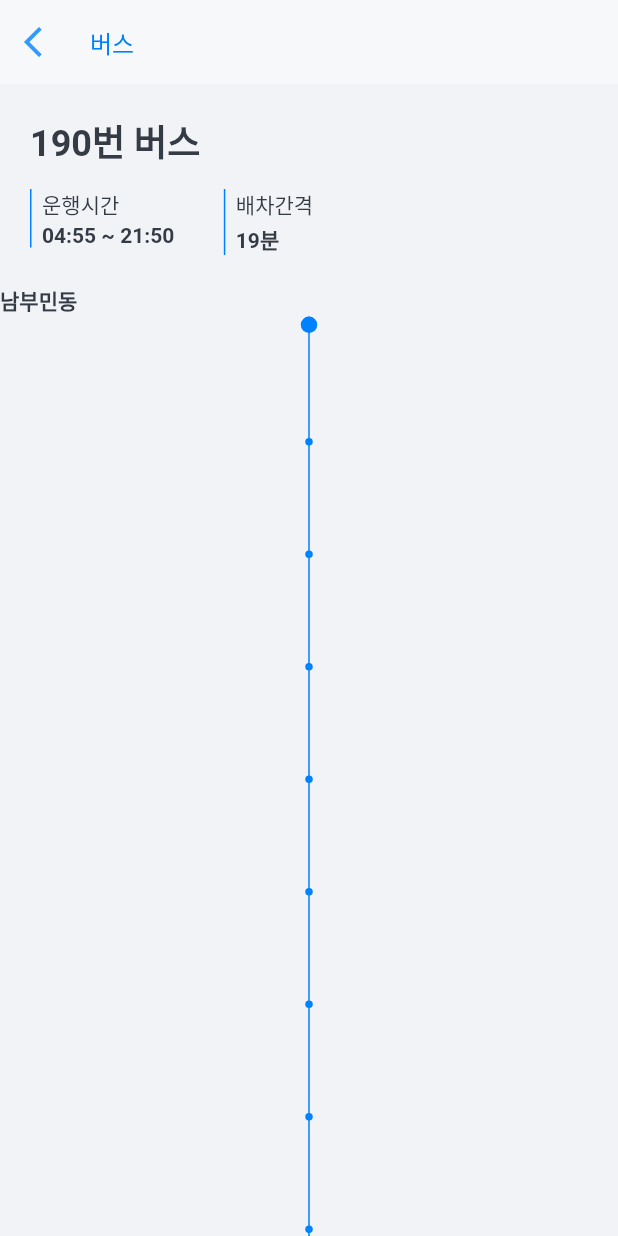
After one commit to Project-Dolphin/Dolphin_V2, a Flutter app: the RunningBusPage screen opened by its route, on a phone screen of 412 x 824 dp. The commit adds this screen. Run offline on Flutter 3.47's test engine with Material 2 defaults, Android fonts, the phone set to English and light mode, and no system bars; our stand-ins replace dartz, dio, equatable, flutter_bloc, flutter_svg, freezed_annotation and 8 more; accounts and stored records are empty; generated files the repository leaves out were written again; network calls fail.

```diff
--- a/lib/core/network/rest_client_service.dart
+++ b/lib/core/network/rest_client_service.dart
@@ -34,7 +34,7 @@ abstract class RestClient {
   Future<NoticeWrapper> getNotices();
 
   @GET('businfo')
-  Future<BusInfoWrapper> getOperationBusInfo();
+  Future<BusInfoWrapper> getRunningBusInfo();
 
   @GET('businfo/{id}')
   Future<SpecificBusInfoWrapper> getSpecificNodeBusInfo(@Path() String id);
--- a/lib/core/utils/constants.dart
+++ b/lib/core/utils/constants.dart
@@ -18,6 +18,7 @@ class AppConstants {
   static const String ROOT_ROUTE = '/';
   static const String SPLASH_ROUTE = '/splash';
   static const String HOME_ROUTE = '/home';
+  static const String RUNNING_BUS_ROUTE = '/running_bus';
   static const String SETTING_ROUTE = '/setting';
   static const String INFO_ROUTE = '/info';
 
--- a/lib/core/utils/router.dart
+++ b/lib/core/utils/router.dart
@@ -2,6 +2,7 @@ import 'package:flutter/material.dart';
 import 'package:oceanview/presentation/page/dashboard.dart';
 import 'package:oceanview/presentation/page/menu/detail_page/developer_info_page.dart';
 import 'package:oceanview/presentation/page/menu/detail_page/setting_page.dart';
+import 'package:oceanview/presentation/page/running_bus/running_bus_page.dart';
 import 'package:oceanview/presentation/page/splash/splash_page.dart';
 
 import 'constants.dart';
@@ -12,6 +13,8 @@ class OceanViewRouter {
     switch (settings.name) {
       case AppConstants.HOME_ROUTE:
         return MaterialPageRoute(builder: (_) => const DashBoard());
+      case AppConstants.RUNNING_BUS_ROUTE:
+        return MaterialPageRoute(builder: (_) => RunningBusPage());
       case AppConstants.SETTING_ROUTE:
         return PageRouteBuilder(
           pageBuilder: (BuildContext context, Animation<double> animation,
--- a/lib/data/datasources/city_bus/city_bus_remote_datasource.dart
+++ b/lib/data/datasources/city_bus/city_bus_remote_datasource.dart
@@ -4,7 +4,7 @@ import 'package:oceanview/core/network/rest_client_service.dart';
 
 abstract class CityBusRemoteDataSource {
   // TODO : Add Specific Node Api
-  Future<List<BusInfoData>> getOperationBusInfo();
+  Future<List<BusInfoData>> getRunningBusInfo();
 }
 
 class CityBusRemoteDataSourceImpl extends CityBusRemoteDataSource {
@@ -13,8 +13,8 @@ class CityBusRemoteDataSourceImpl extends CityBusRemoteDataSource {
   CityBusRemoteDataSourceImpl({required this.restClientService});
 
   @override
-  Future<List<BusInfoData>> getOperationBusInfo() async {
-    final response = await restClientService.getOperationBusInfo();
+  Future<List<BusInfoData>> getRunningBusInfo() async {
+    final response = await restClientService.getRunningBusInfo();
     if (response.data?.isEmpty ?? true) {
       throw ServerException();
     }
--- a/lib/data/repositories/city_bus_repository_impl.dart
+++ b/lib/data/repositories/city_bus_repository_impl.dart
@@ -16,10 +16,10 @@ class CityBusRepositoryImpl implements CityBusRepository {
   });
 
   @override
-  Future<Either<Failure, List<BusInfoData>>> getOperationBusInfo() async {
+  Future<Either<Failure, List<BusInfoData>>> getRunningBusInfo() async {
     try {
       final List<BusInfoData> _specificNodeBusInfo =
-          await remoteDataSource.getOperationBusInfo();
+          await remoteDataSource.getRunningBusInfo();
       try {
         // TODO: 로컬에서 우리가 무엇을 할 수 있을지 확인해보기
         await localDataSource.busLocalDummy();
--- a/lib/domain/repositories/city_bus_repository.dart
+++ b/lib/domain/repositories/city_bus_repository.dart
@@ -3,5 +3,5 @@ import 'package:oceanview/core/error/failures.dart';
 import 'package:oceanview/core/network/response/endpoint_businfo/response_businfo_data_dto.dart';
 
 abstract class CityBusRepository {
-  Future<Either<Failure, List<BusInfoData>>> getOperationBusInfo();
+  Future<Either<Failure, List<BusInfoData>>> getRunningBusInfo();
 }
--- a/lib/domain/usecases/get_operation_city_bus_list.dart
+++ b/lib/domain/usecases/get_running_city_bus_list.dart
@@ -11,6 +11,6 @@ class GetOperationCityBusList implements NoParamsUseCase<List<BusInfoData>> {
 
   @override
   Future<Either<Failure, List<BusInfoData>>> call() async {
-    return await repository.getOperationBusInfo();
+    return await repository.getRunningBusInfo();
   }
 }
--- a/lib/injection_container.dart
+++ b/lib/injection_container.dart
@@ -29,7 +29,7 @@ import 'package:oceanview/domain/usecases/get_holiday_event.dart';
 import 'package:oceanview/domain/usecases/get_latest_event.dart';
 import 'package:oceanview/domain/usecases/get_next_shuttle_info.dart';
 import 'package:oceanview/domain/usecases/get_notice_list.dart';
-import 'package:oceanview/domain/usecases/get_operation_city_bus_list.dart';
+import 'package:oceanview/domain/usecases/get_running_city_bus_list.dart';
 import 'package:oceanview/domain/usecases/get_today_shuttle_info.dart';
 import 'package:oceanview/domain/usecases/get_weather_info.dart';
 import 'package:oceanview/domain/usecases/get_weekday_event.dart';
@@ -39,6 +39,7 @@ import 'package:oceanview/presentation/blocs/view_model/campus_event_bloc/campus
 import 'package:oceanview/presentation/blocs/view_model/city_bus_bloc/city_bus_bloc.dart';
 import 'package:oceanview/presentation/blocs/view_model/diet_data_bloc/diet_data_bloc.dart';
 import 'package:oceanview/presentation/blocs/view_model/home_data_bloc/home_data_bloc.dart';
+import 'package:oceanview/presentation/blocs/view_model/running_bus_bloc/running_bus_bloc.dart';
 import 'package:oceanview/presentation/blocs/view_model/shuttle_bus_bloc/shuttle_bus_bloc.dart';
 import 'package:pretty_dio_logger/pretty_dio_logger.dart';
 import 'package:shared_preferences/shared_preferences.dart';
@@ -87,6 +88,10 @@ Future<void> init() async {
   );
   sl.registerFactory(
     () => CityBusBloc(getOperationCityBusList: sl())..add(CityBusInited()),
+  );
+  sl.registerFactory(
+    () => RunningBusPageBloc(getOperationCityBusList: sl())
+      ..add(RunningBusPageInited()),
   );
   sl.registerFactory(
     () => HomeDataBloc(
--- a/lib/presentation/blocs/view_model/city_bus_bloc/city_bus_bloc.dart
+++ b/lib/presentation/blocs/view_model/city_bus_bloc/city_bus_bloc.dart
@@ -4,7 +4,7 @@ import 'package:equatable/equatable.dart';
 import 'package:flutter_bloc/flutter_bloc.dart';
 import 'package:oceanview/common/logger.dart';
 import 'package:oceanview/core/error/failures.dart';
-import 'package:oceanview/domain/usecases/get_operation_city_bus_list.dart';
+import 'package:oceanview/domain/usecases/get_running_city_bus_list.dart';
 
 part 'city_bus_event.dart';
 part 'city_bus_state.dart';
--- /dev/null
+++ b/lib/presentation/blocs/view_model/running_bus_bloc/running_bus_bloc.dart
@@ -0,0 +1,47 @@
+import 'package:equatable/equatable.dart';
+import 'package:flutter_bloc/flutter_bloc.dart';
+import 'package:oceanview/core/error/failures.dart';
+import 'package:oceanview/core/network/response/endpoint_businfo/response_businfo_data_dto.dart';
+import 'package:oceanview/core/utils/constants.dart';
+import 'package:oceanview/domain/usecases/get_running_city_bus_list.dart';
+
+part 'running_bus_event.dart';
+part 'running_bus_state.dart';
+
+class RunningBusPageBloc
+    extends Bloc<RunningBusPageEvent, RunningBusPageState> {
+  RunningBusPageBloc({required this.getOperationCityBusList})
+      : super(RunningBusLoading()) {
+    on<RunningBusPageInited>(_onRunningBusInited);
+  }
+
+  final GetOperationCityBusList getOperationCityBusList;
+
+  Future<void> _onRunningBusInited(
+    RunningBusPageInited event,
+    Emitter<RunningBusPageState> emit,
+  ) async {
+    final result = await getOperationCityBusList.call();
+    result.fold(
+      (failure) async* {
+        if (failure is CacheFailure) {
+          emit(RunningBusErrored(message: 'SETTING_ERROR'));
+        } else {
+          emit(RunningBusErrored(message: 'NO_CONNECTION_ERROR'));
+        }
+      },
+      (success) {
+        emit(RunningBusLoaded(busInfo: busFilter(success)));
+      },
+    );
+  }
+
+  List<BusInfoData> busFilter(List<BusInfoData> apiResult) {
+    return apiResult
+        .where((result) =>
+            AppConstants.station_190
+                .indexWhere((busInfo) => busInfo['nodeId'] == result.nodeid) >
+            -1)
+        .toList();
+  }
+}
--- /dev/null
+++ b/lib/presentation/blocs/view_model/running_bus_bloc/running_bus_event.dart
@@ -0,0 +1,8 @@
+part of 'running_bus_bloc.dart';
+
+abstract class RunningBusPageEvent extends Equatable {}
+
+class RunningBusPageInited extends RunningBusPageEvent {
+  @override
+  List<Object?> get props => [];
+}
--- /dev/null
+++ b/lib/presentation/blocs/view_model/running_bus_bloc/running_bus_state.dart
@@ -0,0 +1,33 @@
+part of 'running_bus_bloc.dart';
+
+abstract class RunningBusPageState extends Equatable {}
+
+class RunningBusLoading extends RunningBusPageState {
+  @override
+  List<Object?> get props => [];
+}
+
+class RunningBusErrored extends RunningBusPageState {
+  RunningBusErrored({required this.message});
+  final String message;
+
+  @override
+  List<Object?> get props => [];
+}
+
+class RunningBusLoaded extends RunningBusPageState {
+  RunningBusLoaded({
+    required this.busInfo,
+  });
+  final List<BusInfoData> busInfo;
+  @override
+  List<Object?> get props => [busInfo];
+
+  RunningBusLoaded copyWith({
+    List<BusInfoData>? busInfo,
+  }) {
+    return RunningBusLoaded(
+      busInfo: busInfo ?? this.busInfo,
+    );
+  }
+}
--- a/lib/presentation/page/home/home_page.dart
+++ b/lib/presentation/page/home/home_page.dart
@@ -1,5 +1,6 @@
 import 'package:flutter/material.dart';
 import 'package:flutter_bloc/flutter_bloc.dart';
+import 'package:oceanview/core/utils/constants.dart';
 import 'package:oceanview/presentation/blocs/dashboard_bloc/dashboard_bloc.dart';
 import 'package:oceanview/presentation/page/home/widgets/ocean_view_title.dart';
 
@@ -28,7 +29,12 @@ class HomePage extends StatelessWidget {
           padding: const EdgeInsets.symmetric(horizontal: 10),
           child: Column(
             children: [
-              const BusBox(),
+              GestureDetector(
+                  onTap: () => Navigator.pushNamed(
+                        context,
+                        AppConstants.RUNNING_BUS_ROUTE,
+                      ),
+                  child: const BusBox()),
               const SizedBox(height: 12),
               const DietBox(),
               const SizedBox(height: 12),
--- /dev/null
+++ b/lib/presentation/page/running_bus/bus_info_list_view.dart
@@ -0,0 +1,84 @@
+import 'package:flutter/material.dart';
+import 'package:oceanview/core/utils/constants.dart';
+
+class BusInfoListView extends StatelessWidget {
+  const BusInfoListView({Key? key}) : super(key: key);
+
+  @override
+  Widget build(BuildContext context) {
+    final width = (MediaQuery.of(context).size.width - 1) / 2;
+
+    return Stack(children: [
+      Positioned.fill(
+        left: width,
+        right: width,
+        child: Container(width: 1, color: Theme.of(context).primaryColor),
+      ),
+      ListView.builder(
+          shrinkWrap: true,
+          physics: const NeverScrollableScrollPhysics(),
+          itemCount: AppConstants.station_190.length,
+          itemBuilder: (BuildContext context, int index) {
+            if (index == 0) {
+              return Container(
+                width: 11,
+                height: 11,
+                decoration: BoxDecoration(
+                    shape: BoxShape.circle,
+                    color: Theme.of(context).primaryColor),
+              );
+            }
+
+            return Container(
+              width: 5,
+              height: 5,
+              margin: const EdgeInsets.only(top: 70),
+              decoration: BoxDecoration(
+                  shape: BoxShape.circle,
+                  color: Theme.of(context).primaryColor),
+            );
+          }),
+    ]
+        // mainAxisAlignment: MainAxisAlignment.spaceBetween,
+        // children: <Widget>[
+        //   renderCirleWithShadow(11),
+        //   getTextWidgets(stationList),
+        //   renderCirleWithShadow(11),
+        //   Container(
+        //       width: SizeConfig.sizeByWidth(80),
+        //       alignment: Alignment.center,
+        //       child: TextBox(stationList[stationList.length - 1], 14,
+        //           FontWeight.w500, Color(0xFF353B45))),
+        // ],
+        // ...busListIndex.map((e) => Container(
+        //     margin: EdgeInsets.only(
+        //         top: (e[0] + 1) * SizeConfig.sizeByHeight(49) -
+        //             SizeConfig.sizeByHeight(26)),
+        //     width: double.infinity,
+        //     height: SizeConfig.sizeByHeight(40),
+        //     child: Row(
+        //       mainAxisAlignment: MainAxisAlignment.center,
+        //       children: [
+        //         Container(
+        //           width: SizeConfig.sizeByHeight(100),
+        //         ),
+        //         Image.asset(
+        //           'assets/images/busPage/busIcon_190.png',
+        //           width: SizeConfig.sizeByHeight(32),
+        //           height: SizeConfig.sizeByHeight(32),
+        //         ),
+        //         Container(
+        //           width: SizeConfig.sizeByHeight(100),
+        //           // child: Row(
+        //           //   mainAxisAlignment: MainAxisAlignment.center,
+        //           //   crossAxisAlignment: CrossAxisAlignment.start,
+        //           //   children: [
+        //           //     TextBox(e[1], 12, FontWeight.w400, Color(0xFF353B45)),
+        //           //   ],
+        //           // ),
+        //         ),
+        //       ],
+        //     )))
+        );
+  }
+}
--- /dev/null
+++ b/lib/presentation/page/running_bus/running_bus_page.dart
@@ -0,0 +1,181 @@
+import 'package:flutter/material.dart';
+import 'package:flutter_bloc/flutter_bloc.dart';
+import 'package:oceanview/core/config/r.dart';
+import 'package:oceanview/core/utils/constants.dart';
+import 'package:oceanview/injection_container.dart';
+import 'package:oceanview/presentation/blocs/view_model/running_bus_bloc/running_bus_bloc.dart';
+import 'package:oceanview/presentation/page/running_bus/bus_info_list_view.dart';
+
+class RunningBusPage extends StatelessWidget {
+  RunningBusPage({Key? key}) : super(key: key);
+
+  @override
+  Widget build(BuildContext context) {
+    return BlocProvider(
+        create: (_) => sl<RunningBusPageBloc>(),
+        child: Scaffold(
+          body: CustomScrollView(slivers: <Widget>[
+            SliverAppBar(
+              pinned: true,
+              shadowColor: Colors.transparent,
+              backgroundColor: Colors.white.withOpacity(0.4),
+              iconTheme: const IconThemeData(color: Color(0xFF3199FF)),
+              leadingWidth: 44,
+              leading: GestureDetector(
+                onTap: () => Navigator.pop(context),
+                child: const Padding(
+                  padding: EdgeInsets.symmetric(horizontal: 10),
+                  child: Icon(
+                    Icons.arrow_back_ios_new,
+                    size: 24,
+                    color: Color(0xFF3199FF),
+                  ),
+                ),
+              ),
+              title: Text(
+                '버스',
+                style: textStyleNormal(Theme.of(context).primaryColor, 16),
+              ),
+            ),
+            SliverList(
+                delegate: SliverChildListDelegate([
+              Padding(
+                padding: const EdgeInsets.all(20),
+                child: Column(
+                  crossAxisAlignment: CrossAxisAlignment.start,
+                  children: [
+                    Text(
+                      '190번 버스',
+                      style: textStyleBold(
+                          Theme.of(context).colorScheme.onPrimary, 24),
+                    ),
+                    const SizedBox(height: 14),
+                    Row(
+                      crossAxisAlignment: CrossAxisAlignment.start,
+                      children: [
+                        Container(
+                          padding: const EdgeInsets.only(left: 7),
+                          decoration: BoxDecoration(
+                            border: Border(
+                              left: BorderSide(
+                                  color: Theme.of(context).primaryColor,
+                                  width: 1),
+                            ),
+                          ),
+                          child: Column(
+                            crossAxisAlignment: CrossAxisAlignment.start,
+                            children: [
+                              Text(
+                                '운행시간',
+                                style: textStyleNormal(
+                                    Theme.of(context).colorScheme.onPrimary,
+                                    14),
+                              ),
+                              const SizedBox(height: 2),
+                              Text(
+                                '04:55 ~ 21:50',
+                                style: textStyle600(
+                                    Theme.of(context).colorScheme.onPrimary,
+                                    14),
+                              ),
+                            ],
+                          ),
+                        ),
+                        const SizedBox(width: 33),
+                        Container(
+                          padding: const EdgeInsets.only(left: 7),
+                          decoration: BoxDecoration(
+                            border: Border(
+                              left: BorderSide(
+                                  color: Theme.of(context).primaryColor,
+                                  width: 1),
+                            ),
+                          ),
+                          child: Column(
+                            crossAxisAlignment: CrossAxisAlignment.start,
+                            children: [
+                              Text(
+                                '배차간격',
+                                style: textStyleNormal(
+                                    Theme.of(context).colorScheme.onPrimary,
+                                    14),
+                              ),
+                              const SizedBox(height: 2),
+                              Text(
+                                '19분',
+                                style: textStyle600(
+                                    Theme.of(context).colorScheme.onPrimary,
+                                    14),
+                              ),
+                            ],
+                          ),
+                        ),
+                      ],
+                    ),
+                  ],
+                ),
+              ),
+              Text(
+                AppConstants.station_190.first['nodeName'],
+                style:
+                    textStyleBold(Theme.of(context).colorScheme.onPrimary, 14),
+              ),
+              const BusInfoListView(),
+            ])),
+            const SliverPadding(padding: EdgeInsets.symmetric(vertical: 20))
+          ]),
+        ));
+  }
+
+  // Widget getTextWidgets(List<String> stationList) {
+  //   var i = 0;
+  //   return Container(
+  //     height: SizeConfig.sizeByHeight(3450),
+  //     child: Column(
+  //         mainAxisAlignment: MainAxisAlignment.spaceBetween,
+  //         crossAxisAlignment: CrossAxisAlignment.center,
+  //         children: stationList.map((item) {
+  //           i++;
+  //           if (i == 1 || i == stationList.length) {
+  //             return Container();
+  //           } else if (i % 2 == 0) {
+  //             return renderLeftSide(item);
+  //           } else {
+  //             return renderRightSide(item);
+  //           }
+  //         }).toList()),
+  //   );
+  // }
+
+  // Widget renderLeftSide(String value) {
+  //   return Row(
+  //     mainAxisAlignment: MainAxisAlignment.center,
+  //     children: [
+  //       Container(
+  //           width: SizeConfig.sizeByWidth(150),
+  //           alignment: Alignment.centerRight,
+  //           child: TextBox(value, 14, FontWeight.w500, Color(0xFF353B45))),
+  //       renderCirleWithShadow(5),
+  //       Container(
+  //         width: SizeConfig.sizeByWidth(150),
+  //       ),
+  //     ],
+  //   );
+  // }
+
+  // Widget renderRightSide(String value) {
+  //   return Row(
+  //     mainAxisAlignment: MainAxisAlignment.center,
+  //     children: [
+  //       Container(
+  //         width: SizeConfig.sizeByWidth(150),
+  //       ),
+  //       renderCirleWithShadow(5),
+  //       Container(
+  //           width: SizeConfig.sizeByWidth(150),
+  //           alignment: Alignment.centerLeft,
+  //           child: TextBox(value, 14, FontWeight.w500, Color(0xFF353B45)))
+  //     ],
+  //   );
+  // }
+}
```
Also changed, not shown: lib/core/network/rest_client_service.g.dart, 1 other file.
